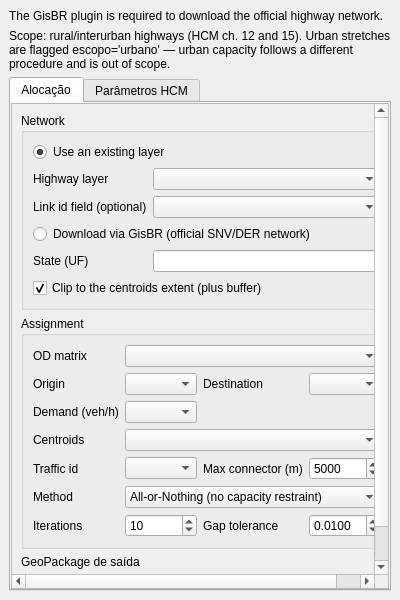
Above: desire_lines/traffic_panel_base.ui from d-camargo/desire_lines before the change. Below: the same form after it.
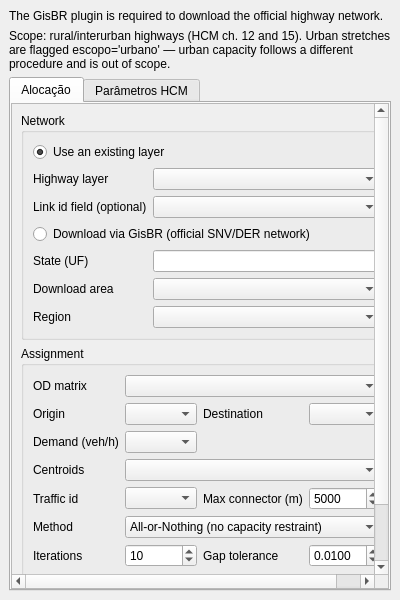
That is the form after the change. Custom widgets are drawn as their Qt base class.

Commit message: traffic: adiciona download por recorte regional via GisBR

Diff of the .ui file:
```diff
--- a/desire_lines/traffic_panel_base.ui
+++ b/desire_lines/traffic_panel_base.ui
@@ -110,16 +110,26 @@
               </property>
              </widget>
             </item>
-            <item row="5" column="0" colspan="2">
-             <widget class="QCheckBox" name="taClipToCentroids">
+            <item row="5" column="0">
+             <widget class="QLabel" name="taLabelRecorteTipo">
               <property name="text">
-               <string>Clip to the centroids extent (plus buffer)</string>
+               <string>Download area</string>
               </property>
-              <property name="checked">
-               <bool>true</bool>
+             </widget>
+            </item>
+            <item row="5" column="1">
+             <widget class="QComboBox" name="taRecorteTipo"/>
+            </item>
+            <item row="6" column="0">
+             <widget class="QLabel" name="taLabelRecorte">
+              <property name="text">
+               <string>Region</string>
               </property>
              </widget>
             </item>
+            <item row="6" column="1">
+             <widget class="QComboBox" name="taRecorte"/>
+            </item>
            </layout>
           </widget>
          </item>
```
The commit also changes 13 other files.
